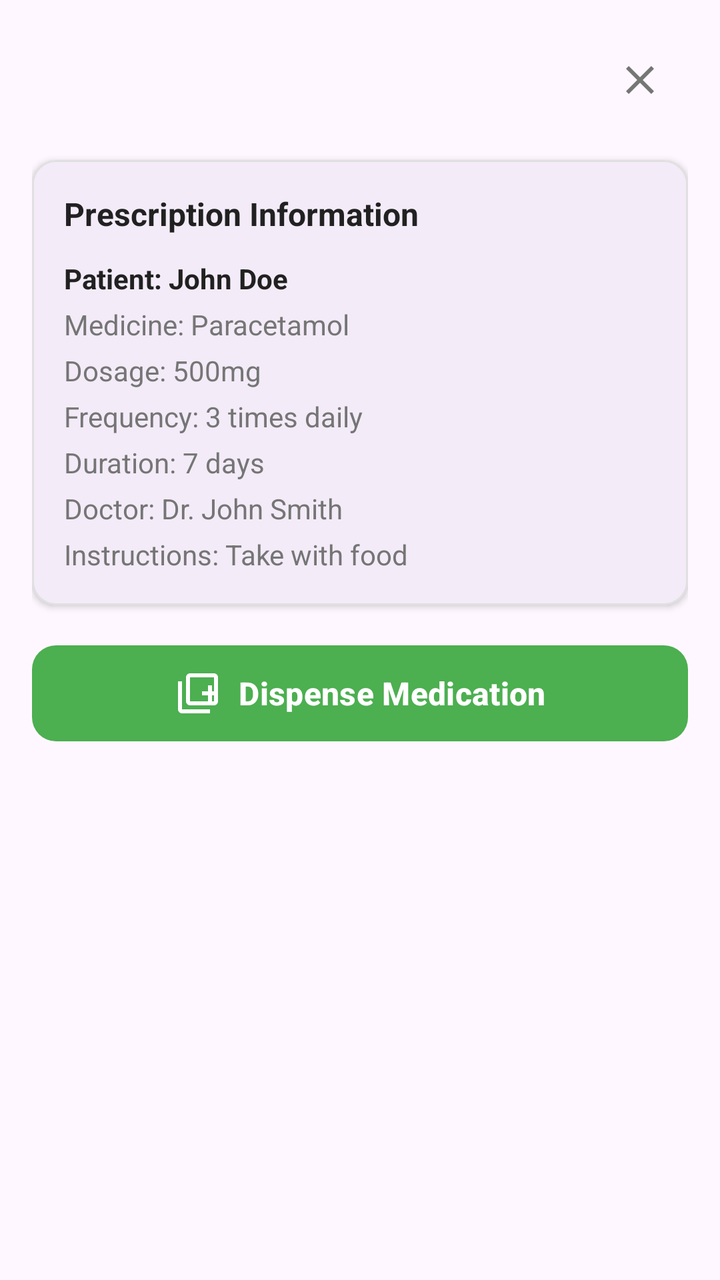
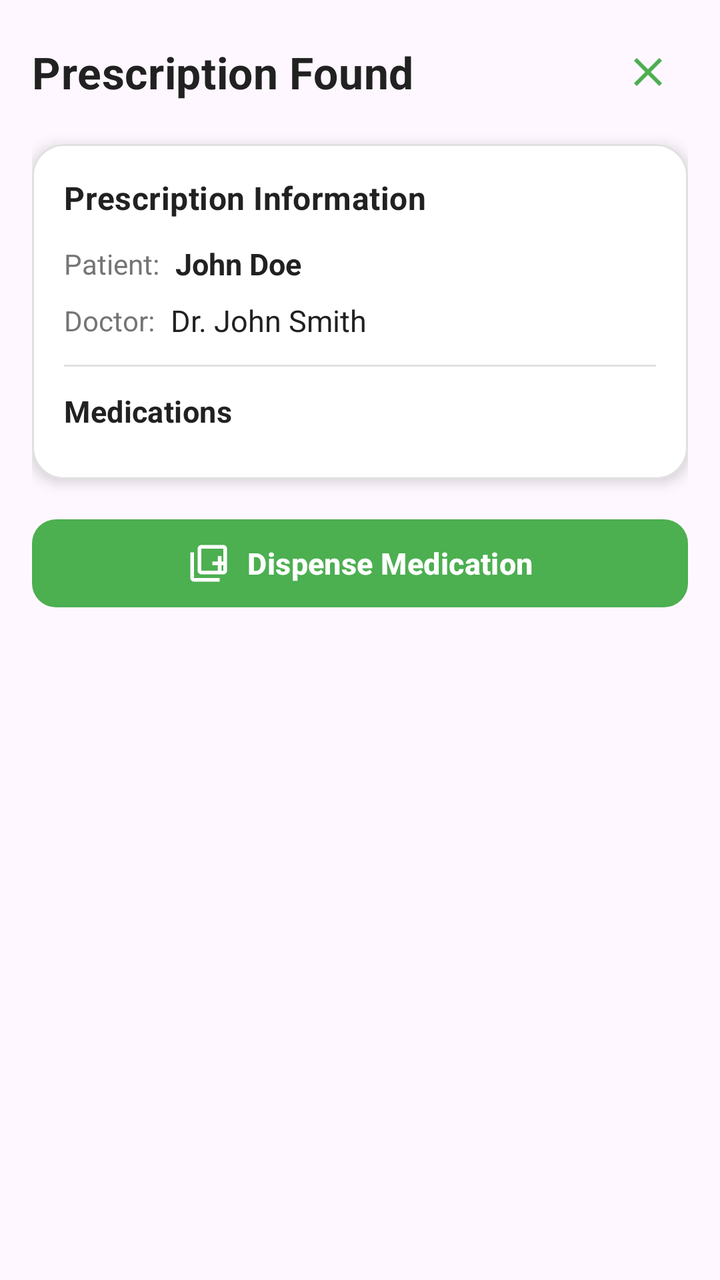

Compare the two renders of this Android layout. The source of the first and the diff that turns it into the second are given below.
<!-- AndroidManifest.xml: application theme Theme.H_CAS -->
<!-- res/layout/dialog_rfid_prescription.xml -->
<?xml version="1.0" encoding="utf-8"?>
<ScrollView xmlns:android="http://schemas.android.com/apk/res/android"
    xmlns:app="http://schemas.android.com/apk/res-auto"
    android:layout_width="match_parent"
    android:layout_height="wrap_content"
    android:maxHeight="600dp">

    <LinearLayout
        android:layout_width="match_parent"
        android:layout_height="wrap_content"
        android:orientation="vertical"
        android:padding="16dp">

        
        <LinearLayout
            android:layout_width="match_parent"
            android:layout_height="wrap_content"
            android:orientation="horizontal"
            android:gravity="end"
            android:layout_marginBottom="16dp">

            <ImageButton
                android:id="@+id/closeRFIDButton"
                android:layout_width="48dp"
                android:layout_height="48dp"
                android:src="@drawable/ic_close"
                android:background="?android:attr/selectableItemBackgroundBorderless"
                android:contentDescription="Close"
                android:tint="@color/text_secondary" />

        </LinearLayout>

        
        <com.google.android.material.card.MaterialCardView
            android:layout_width="match_parent"
            android:layout_height="wrap_content"
            android:layout_marginBottom="16dp"
            app:cardCornerRadius="12dp"
            app:cardElevation="2dp"
            app:strokeColor="@color/card_border_gray"
            app:strokeWidth="1dp">

            <LinearLayout
                android:layout_width="match_parent"
                android:layout_height="wrap_content"
                android:orientation="vertical"
                android:padding="16dp">

                <TextView
                    android:layout_width="wrap_content"
                    android:layout_height="wrap_content"
                    android:text="Prescription Information"
                    android:textSize="16sp"
                    android:textStyle="bold"
                    android:textColor="@color/text_primary"
                    android:layout_marginBottom="12dp" />

                <TextView
                    android:id="@+id/dialogPatientName"
                    android:layout_width="wrap_content"
                    android:layout_height="wrap_content"
                    android:layout_marginBottom="4dp"
                    android:text="Patient: John Doe"
                    android:textColor="@color/text_primary"
                    android:textSize="14sp"
                    android:textStyle="bold" />

                <TextView
                    android:id="@+id/dialogMedicine"
                    android:layout_width="wrap_content"
                    android:layout_height="wrap_content"
                    android:layout_marginBottom="4dp"
                    android:text="Medicine: Paracetamol"
                    android:textColor="@color/text_secondary"
                    android:textSize="14sp" />

                <TextView
                    android:id="@+id/dialogDosage"
                    android:layout_width="wrap_content"
                    android:layout_height="wrap_content"
                    android:layout_marginBottom="4dp"
                    android:text="Dosage: 500mg"
                    android:textColor="@color/text_secondary"
                    android:textSize="14sp" />

                <TextView
                    android:id="@+id/dialogFrequency"
                    android:layout_width="wrap_content"
                    android:layout_height="wrap_content"
                    android:layout_marginBottom="4dp"
                    android:text="Frequency: 3 times daily"
                    android:textColor="@color/text_secondary"
                    android:textSize="14sp" />

                <TextView
                    android:id="@+id/dialogDuration"
                    android:layout_width="wrap_content"
                    android:layout_height="wrap_content"
                    android:layout_marginBottom="4dp"
                    android:text="Duration: 7 days"
                    android:textColor="@color/text_secondary"
                    android:textSize="14sp" />

                <TextView
                    android:id="@+id/dialogDoctor"
                    android:layout_width="wrap_content"
                    android:layout_height="wrap_content"
                    android:layout_marginBottom="4dp"
                    android:text="Doctor: Dr. John Smith"
                    android:textColor="@color/text_secondary"
                    android:textSize="14sp" />

                <TextView
                    android:id="@+id/dialogInstructions"
                    android:layout_width="wrap_content"
                    android:layout_height="wrap_content"
                    android:text="Instructions: Take with food"
                    android:textColor="@color/text_secondary"
                    android:textSize="14sp" />

            </LinearLayout>

        </com.google.android.material.card.MaterialCardView>

        
        <com.google.android.material.button.MaterialButton
            android:id="@+id/dispenseButton"
            android:layout_width="match_parent"
            android:layout_height="56dp"
            android:text="Dispense Medication"
            android:textSize="16sp"
            android:textStyle="bold"
            app:icon="@drawable/ic_medication"
            app:iconGravity="textStart"
            app:iconSize="24dp"
            app:cornerRadius="12dp"
            app:backgroundTint="@color/success_green"
            android:textColor="@color/white" />

    </LinearLayout>

</ScrollView>
<!-- resources referenced by this layout -->
<resources>
  <color name="card_border_gray">#E0E0E0</color>
  <color name="success_green">#4CAF50</color>
  <color name="text_primary">#212121</color>
  <color name="text_secondary">#757575</color>
  <color name="white">#FFFFFFFF</color>
  <!-- drawable ic_close (drawable) -->
  <vector xmlns:android="http://schemas.android.com/apk/res/android"
      android:width="24dp"
      android:height="24dp"
      android:viewportWidth="24"
      android:viewportHeight="24"
      android:tint="?attr/colorOnSurface">
    <path
        android:fillColor="@android:color/white"
        android:pathData="M19,6.41L17.59,5 12,10.59 6.41,5 5,6.41 10.59,12 5,17.59 6.41,19 12,13.41 17.59,19 19,17.59 13.41,12z"/>
  </vector>
  <!-- drawable ic_medication (drawable) -->
  <vector xmlns:android="http://schemas.android.com/apk/res/android"
      android:width="24dp"
      android:height="24dp"
      android:viewportWidth="24"
      android:viewportHeight="24"
      android:tint="?attr/colorOnSurface">
    <path
        android:fillColor="@android:color/white"
        android:pathData="M19,8h-2v3h-3v2h3v3h2v-3h3v-2h-3V8zM4,6H2v14c0,1.1 0.9,2 2,2h14v-2H4V6zM20,2H8C6.9,2 6,2.9 6,4v12c0,1.1 0.9,2 2,2h12c1.1,0 2,-0.9 2,-2V4C22,2.9 21.1,2 20,2zM20,16H8V4h12V16z"/>
  </vector>
  <style name="Theme.H_CAS" parent="Base.Theme.H_CAS" />
  <style name="Base.Theme.H_CAS" parent="Theme.Material3.DayNight.NoActionBar">
          
          
      </style>
</resources>

<!-- the commit's change to res/layout/dialog_rfid_prescription.xml (unified diff, before → after) -->
@@ -1,32 +1,47 @@
 <?xml version="1.0" encoding="utf-8"?>
-<ScrollView xmlns:android="http://schemas.android.com/apk/res/android"
+<androidx.core.widget.NestedScrollView xmlns:android="http://schemas.android.com/apk/res/android"
     xmlns:app="http://schemas.android.com/apk/res-auto"
     android:layout_width="match_parent"
     android:layout_height="wrap_content"
-    android:maxHeight="600dp">
+    android:fillViewport="false"
+    android:scrollbars="none"
+    android:background="@android:color/transparent"
+    android:padding="0dp">
 
     <LinearLayout
         android:layout_width="match_parent"
         android:layout_height="wrap_content"
         android:orientation="vertical"
-        android:padding="16dp">
+        android:padding="16dp"
+        android:background="@android:color/transparent">
 
         
         <LinearLayout
             android:layout_width="match_parent"
             android:layout_height="wrap_content"
             android:orientation="horizontal"
-            android:gravity="end"
+            android:gravity="center_vertical"
             android:layout_marginBottom="16dp">
+
+            <TextView
+                android:layout_width="0dp"
+                android:layout_height="wrap_content"
+                android:layout_weight="1"
+                android:text="Prescription Found"
+                android:textSize="22sp"
+                android:textStyle="bold"
+                android:textColor="@color/text_primary"
+                android:letterSpacing="0.01" />
 
             <ImageButton
                 android:id="@+id/closeRFIDButton"
-                android:layout_width="48dp"
-                android:layout_height="48dp"
+                android:layout_width="40dp"
+                android:layout_height="40dp"
                 android:src="@drawable/ic_close"
                 android:background="?android:attr/selectableItemBackgroundBorderless"
                 android:contentDescription="Close"
-                android:tint="@color/text_secondary" />
+                android:tint="@color/success_green"
+                android:padding="8dp" />
 
         </LinearLayout>
 
@@ -34,11 +49,12 @@
         <com.google.android.material.card.MaterialCardView
             android:layout_width="match_parent"
             android:layout_height="wrap_content"
-            android:layout_marginBottom="16dp"
-            app:cardCornerRadius="12dp"
-            app:cardElevation="2dp"
+            android:layout_marginBottom="12dp"
+            app:cardCornerRadius="16dp"
+            app:cardElevation="4dp"
             app:strokeColor="@color/card_border_gray"
-            app:strokeWidth="1dp">
+            app:strokeWidth="1dp"
+            app:cardBackgroundColor="@android:color/white">
 
             <LinearLayout
                 android:layout_width="match_parent"
@@ -53,70 +69,88 @@
                     android:textSize="16sp"
                     android:textStyle="bold"
                     android:textColor="@color/text_primary"
+                    android:layout_marginBottom="12dp"
+                    android:letterSpacing="0.01" />
+
+                
+                <LinearLayout
+                    android:layout_width="match_parent"
+                    android:layout_height="wrap_content"
+                    android:orientation="horizontal"
+                    android:gravity="center_vertical"
+                    android:layout_marginBottom="8dp">
+
+                    <TextView
+                        android:layout_width="wrap_content"
+                        android:layout_height="wrap_content"
+                        android:text="Patient:"
+                        android:textSize="14sp"
+                        android:textColor="@color/text_secondary"
+                        android:layout_marginEnd="8dp" />
+
+                    <TextView
+                        android:id="@+id/dialogPatientName"
+                        android:layout_width="0dp"
+                        android:layout_height="wrap_content"
+                        android:layout_weight="1"
+                        android:text="John Doe"
+                        android:textColor="@color/text_primary"
+                        android:textSize="15sp"
+                        android:textStyle="bold" />
+
+                </LinearLayout>
+
+                
+                <LinearLayout
+                    android:layout_width="match_parent"
+                    android:layout_height="wrap_content"
+                    android:orientation="horizontal"
+                    android:gravity="center_vertical"
+                    android:layout_marginBottom="12dp">
+
+                    <TextView
+                        android:layout_width="wrap_content"
+                        android:layout_height="wrap_content"
+                        android:text="Doctor:"
+                        android:textSize="14sp"
+                        android:textColor="@color/text_secondary"
+                        android:layout_marginEnd="8dp" />
+
+                    <TextView
+                        android:id="@+id/dialogDoctor"
+                        android:layout_width="0dp"
+                        android:layout_height="wrap_content"
+                        android:layout_weight="1"
+                        android:text="Dr. John Smith"
+                        android:textColor="@color/text_primary"
+                        android:textSize="15sp" />
+
+                </LinearLayout>
+
+                
+                <View
+                    android:layout_width="match_parent"
+                    android:layout_height="1dp"
+                    android:background="@color/card_border_gray"
                     android:layout_marginBottom="12dp" />
 
+                
                 <TextView
-                    android:id="@+id/dialogPatientName"
                     android:layout_width="wrap_content"
                     android:layout_height="wrap_content"
-                    android:layout_marginBottom="4dp"
-                    android:text="Patient: John Doe"
+                    android:text="Medications"
+                    android:textSize="15sp"
+                    android:textStyle="bold"
                     android:textColor="@color/text_primary"
-                    android:textSize="14sp"
-                    android:textStyle="bold" />
+                    android:layout_marginBottom="8dp"
+                    android:letterSpacing="0.01" />
 
-                <TextView
-                    android:id="@+id/dialogMedicine"
-                    android:layout_width="wrap_content"
+                
+                <LinearLayout
+                    android:id="@+id/medicationsContainer"
+                    android:layout_width="match_parent"
                     android:layout_height="wrap_content"
-                    android:layout_marginBottom="4dp"
-                    android:text="Medicine: Paracetamol"
-                    android:textColor="@color/text_secondary"
-                    android:textSize="14sp" />
-
-                <TextView
-                    android:id="@+id/dialogDosage"
-                    android:layout_width="wrap_content"
-                    android:layout_height="wrap_content"
-                    android:layout_marginBottom="4dp"
-                    android:text="Dosage: 500mg"
-                    android:textColor="@color/text_secondary"
-                    android:textSize="14sp" />
-
-                <TextView
-                    android:id="@+id/dialogFrequency"
-                    android:layout_width="wrap_content"
-                    android:layout_height="wrap_content"
-                    android:layout_marginBottom="4dp"
-                    android:text="Frequency: 3 times daily"
-                    android:textColor="@color/text_secondary"
-                    android:textSize="14sp" />
-
-                <TextView
-                    android:id="@+id/dialogDuration"
-                    android:layout_width="wrap_content"
-                    android:layout_height="wrap_content"
-                    android:layout_marginBottom="4dp"
-                    android:text="Duration: 7 days"
-                    android:textColor="@color/text_secondary"
-                    android:textSize="14sp" />
-
-                <TextView
-                    android:id="@+id/dialogDoctor"
-                    android:layout_width="wrap_content"
-                    android:layout_height="wrap_content"
-                    android:layout_marginBottom="4dp"
-                    android:text="Doctor: Dr. John Smith"
-                    android:textColor="@color/text_secondary"
-                    android:textSize="14sp" />
-
-                <TextView
-                    android:id="@+id/dialogInstructions"
-                    android:layout_width="wrap_content"
-                    android:layout_height="wrap_content"
-                    android:text="Instructions: Take with food"
-                    android:textColor="@color/text_secondary"
-                    android:textSize="14sp" />
+                    android:orientation="vertical" />
 
             </LinearLayout>
 
@@ -126,17 +160,21 @@
         <com.google.android.material.button.MaterialButton
             android:id="@+id/dispenseButton"
             android:layout_width="match_parent"
-            android:layout_height="56dp"
+            android:layout_height="52dp"
             android:text="Dispense Medication"
-            android:textSize="16sp"
+            android:textSize="15sp"
             android:textStyle="bold"
+            android:letterSpacing="0.01"
             app:icon="@drawable/ic_medication"
             app:iconGravity="textStart"
-            app:iconSize="24dp"
+            app:iconSize="22dp"
+            app:iconTint="@color/white"
             app:cornerRadius="12dp"
             app:backgroundTint="@color/success_green"
-            android:textColor="@color/white" />
+            app:elevation="4dp"
+            android:textColor="@color/white"
+            android:layout_marginTop="4dp" />
 
     </LinearLayout>
 
-</ScrollView>
+</androidx.core.widget.NestedScrollView>
